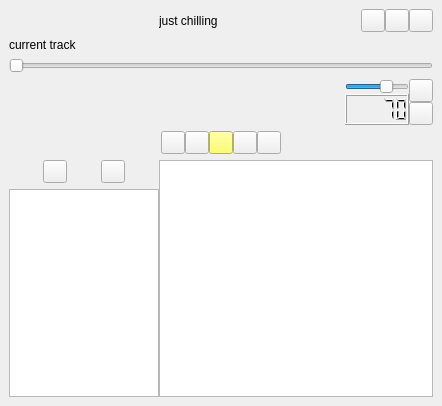
This is UI/mainwindow.ui in IPPK93/PG_Player as Qt 5 draws it before an edit. The edited form follows.
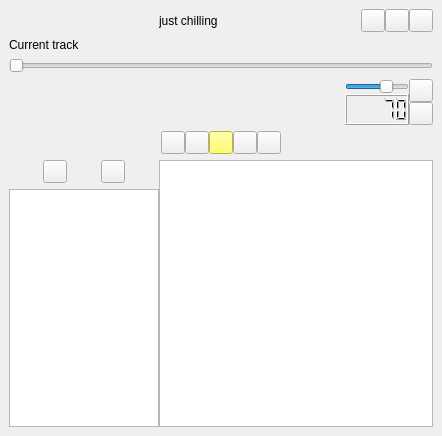
This is the edited form. Icons and pictures are not drawn.

Patch:
```diff
--- a/UI/mainwindow.ui
+++ b/UI/mainwindow.ui
@@ -7,7 +7,7 @@
     <x>0</x>
     <y>0</y>
     <width>442</width>
-    <height>406</height>
+    <height>436</height>
    </rect>
   </property>
   <property name="sizePolicy">
@@ -83,7 +83,7 @@
     <item row="1" column="3" colspan="15">
      <widget class="QLabel" name="currentTrack">
       <property name="text">
-       <string>current track</string>
+       <string>Current track</string>
       </property>
      </widget>
     </item>
```
